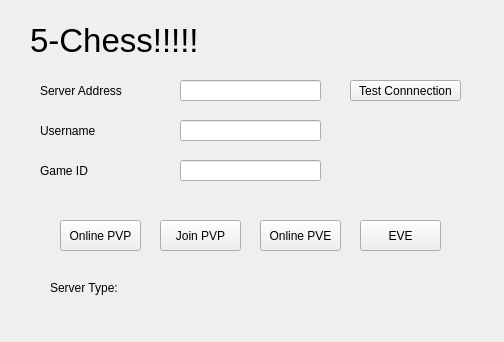
Above: connectui.ui from ExSaltedFishPro/5chess before the change. Below: the same form after it.
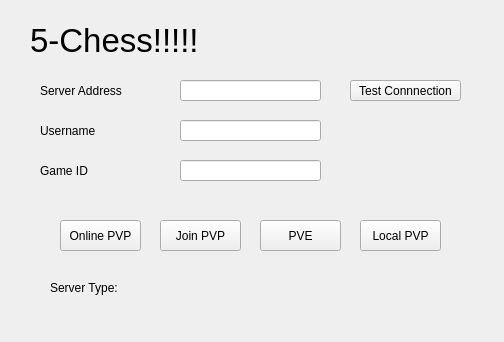
That is the form after the change.

Diff of the .ui file:
```diff
--- a/connectui.ui
+++ b/connectui.ui
@@ -149,7 +149,7 @@
     </rect>
    </property>
    <property name="text">
-    <string>Online PVE</string>
+    <string>PVE</string>
    </property>
   </widget>
   <widget class="QPushButton" name="eve">
@@ -162,7 +162,7 @@
     </rect>
    </property>
    <property name="text">
-    <string>EVE</string>
+    <string>Local PVP</string>
    </property>
   </widget>
   <widget class="QPushButton" name="join">
```
Left out of the diff: 4 changed lines with no effect on the pictures.
